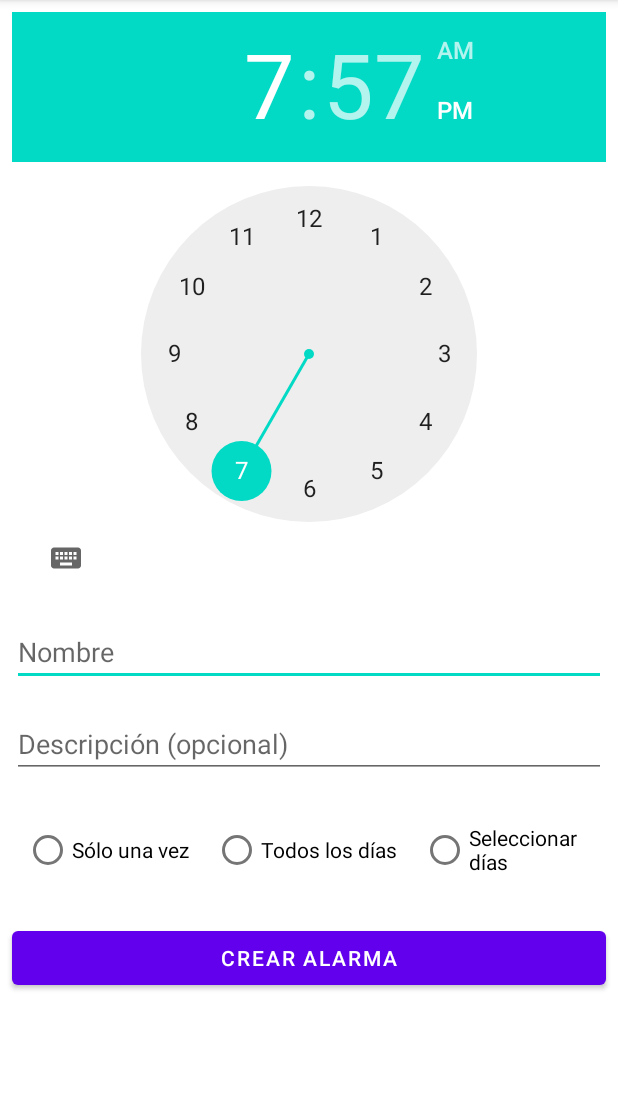
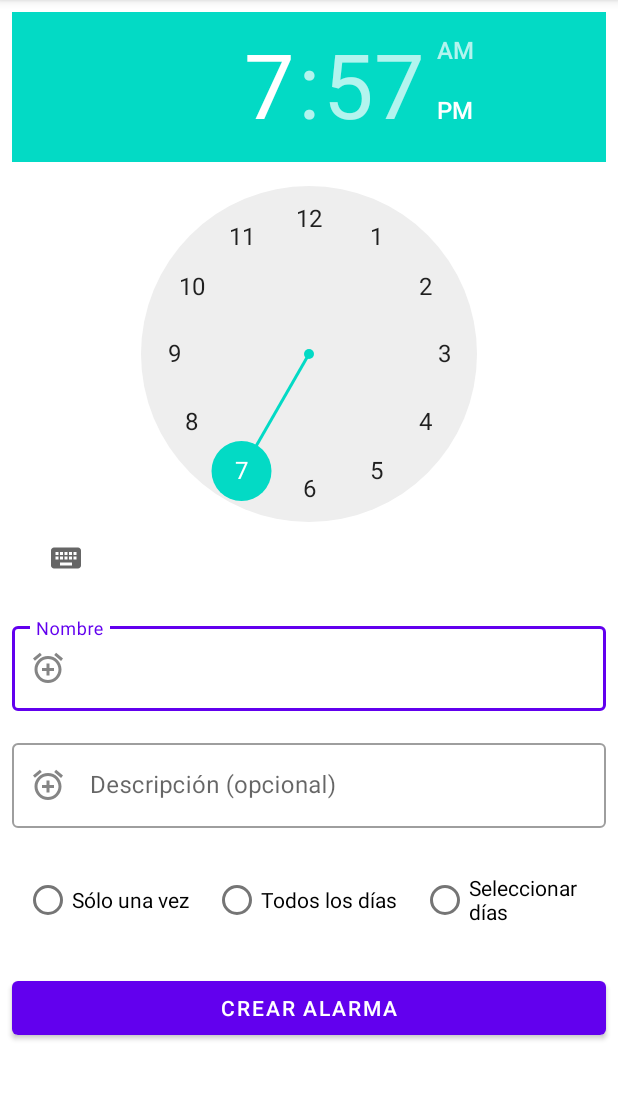
Before and after one commit to alizrui/InfReminder, an Android app: the fragment CreateAlarmFragment placed in its activity, after a tap on an icon or button, on a phone screen of 412 x 824 dp, the part 84-1184 px from its top. Run offline under Robolectric (Android 15) with nearby library versions, the phone set to English and light mode, and no system bars; 1 other tap on this screen came first.

Commit message:
diseño + retoques strings

```diff
--- a/app/src/main/res/layout/fragment_create_alarm.xml
+++ b/app/src/main/res/layout/fragment_create_alarm.xml
@@ -2,7 +2,7 @@
 
 <ScrollView
     xmlns:android="http://schemas.android.com/apk/res/android"
-
+    xmlns:app="http://schemas.android.com/apk/res-auto"
     android:layout_height="match_parent"
     android:layout_width="match_parent">
 
@@ -18,7 +18,39 @@
         android:layout_gravity="center"
         android:layout_margin="8dp" />
 
-        <EditText
+        <com.google.android.material.textfield.TextInputLayout
+            style="@style/Widget.MaterialComponents.TextInputLayout.OutlinedBox"
+            android:layout_width="match_parent"
+            android:layout_height="match_parent"
+            android:layout_margin="8dp"
+            app:startIconDrawable="@drawable/ic_add_alarm"
+            app:endIconMode="clear_text">
+
+            <com.google.android.material.textfield.TextInputEditText
+                android:id="@+id/etName"
+                android:layout_width="match_parent"
+                android:layout_height="wrap_content"
+                android:hint="@string/name" />
+
+        </com.google.android.material.textfield.TextInputLayout>
+
+        <com.google.android.material.textfield.TextInputLayout
+            style="@style/Widget.MaterialComponents.TextInputLayout.OutlinedBox"
+            android:layout_width="match_parent"
+            android:layout_height="match_parent"
+            android:layout_margin="8dp"
+            app:startIconDrawable="@drawable/ic_add_alarm"
+            app:endIconMode="clear_text">
+
+            <com.google.android.material.textfield.TextInputEditText
+                android:id="@+id/etDescription"
+                android:layout_width="match_parent"
+                android:layout_height="wrap_content"
+                android:hint="@string/description" />
+
+        </com.google.android.material.textfield.TextInputLayout>
+
+       <!--- <EditText
         android:id="@+id/etName"
         android:layout_width="match_parent"
         android:layout_height="wrap_content"
@@ -36,7 +68,7 @@
         android:hint="@string/description"
         android:layout_margin="8dp"
         android:importantForAutofill="no"
-        android:inputType="none" />
+        android:inputType="none" /> -->
 
         <RadioGroup
             android:layout_width="match_parent"
--- a/app/src/main/res/values/strings.xml
+++ b/app/src/main/res/values/strings.xml
@@ -25,5 +25,7 @@
     <string name="fab_text_reminder">Añadir Recordatorio</string>
     <string name="lista">Lista</string>
     <string name="calendario">Calendario</string>
+    <string name="fecha">Fecha</string>
+    <string name="cancel">Cancelar</string>
 
 </resources>
```
Also changed, not shown: app/src/main/res/layout/fragment_create_reminder.xml (+10 -10 lines), 2 other files.
